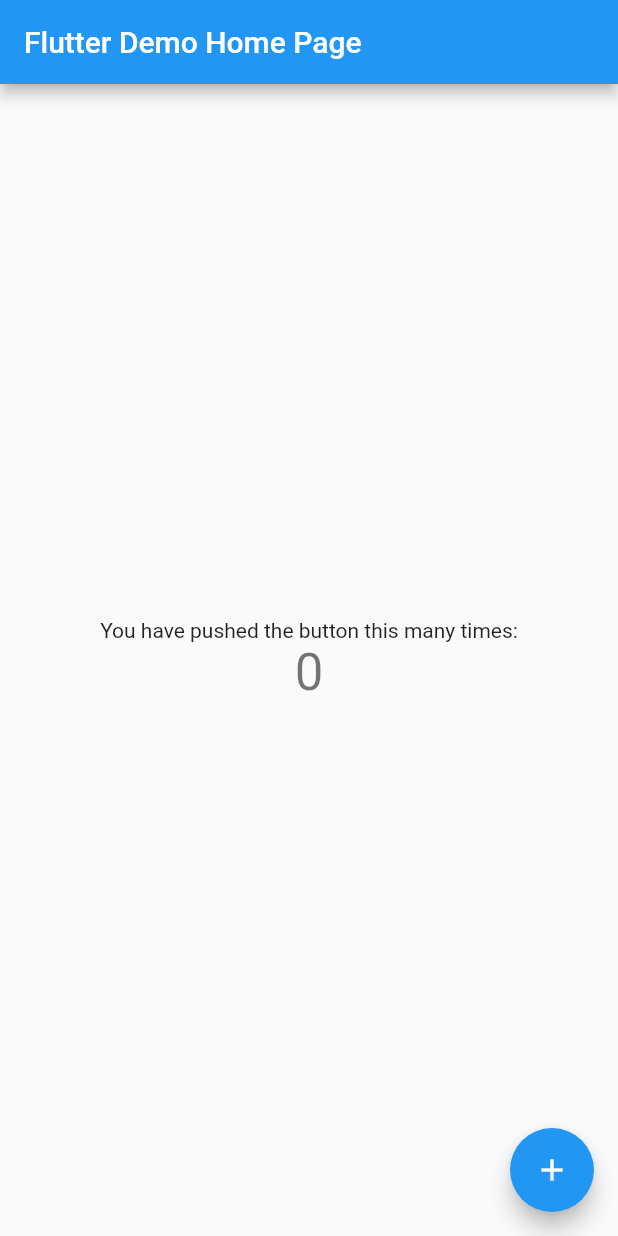
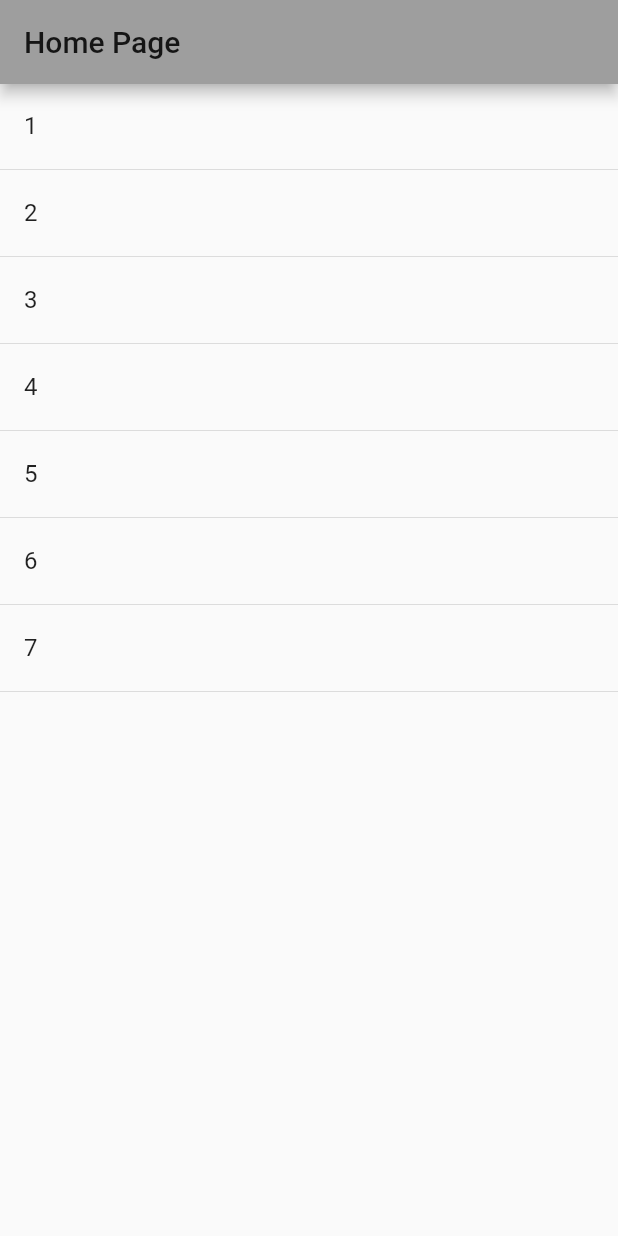
Before and after one commit to zhangvb/tttt_flutter, a Flutter app: the screen it shows after launch, on a phone screen of 412 x 824 dp. Run offline on Flutter 3.47's test engine with Material 2 defaults, Android fonts, the phone set to English and light mode, and no system bars.

Commit message:
test list

```diff
--- a/lib/main.dart
+++ b/lib/main.dart
@@ -1,109 +1,17 @@
 import 'package:flutter/material.dart';
+import 'package:tttt/screen/main_screen.dart';
 
-void main() => runApp(new MyApp());
+void main() => runApp(TTTTApp());
 
-class MyApp extends StatelessWidget {
-  // This widget is the root of your application.
+class TTTTApp extends StatelessWidget {
   @override
   Widget build(BuildContext context) {
-    return new MaterialApp(
-      title: 'Flutter Demo',
-      theme: new ThemeData(
-        // This is the theme of your application.
-        //
-        // Try running your application with "flutter run". You'll see the
-        // application has a blue toolbar. Then, without quitting the app, try
-        // changing the primarySwatch below to Colors.green and then invoke
-        // "hot reload" (press "r" in the console where you ran "flutter run",
-        // or press Run > Flutter Hot Reload in IntelliJ). Notice that the
-        // counter didn't reset back to zero; the application is not restarted.
-        primarySwatch: Colors.blue,
+    return MaterialApp(
+      title: 'TianTianTieTu',
+      theme: ThemeData(
+        primarySwatch: Colors.grey,
       ),
-      home: new MyHomePage(title: 'Flutter Demo Home Page'),
+      home: MainScreen(),
     );
   }
 }
-
-class MyHomePage extends StatefulWidget {
-  MyHomePage({Key key, this.title}) : super(key: key);
-
-  // This widget is the home page of your application. It is stateful, meaning
-  // that it has a State object (defined below) that contains fields that affect
-  // how it looks.
-
-  // This class is the configuration for the state. It holds the values (in this
-  // case the title) provided by the parent (in this case the App widget) and
-  // used by the build method of the State. Fields in a Widget subclass are
-  // always marked "final".
-
-  final String title;
-
-  @override
-  _MyHomePageState createState() => new _MyHomePageState();
-}
-
-class _MyHomePageState extends State<MyHomePage> {
-  int _counter = 0;
-
-  void _incrementCounter() {
-    setState(() {
-      // This call to setState tells the Flutter framework that something has
-      // changed in this State, which causes it to rerun the build method below
-      // so that the display can reflect the updated values. If we changed
-      // _counter without calling setState(), then the build method would not be
-      // called again, and so nothing would appear to happen.
-      _counter++;
-    });
-  }
-
-  @override
-  Widget build(BuildContext context) {
-    // This method is rerun every time setState is called, for instance as done
-    // by the _incrementCounter method above.
-    //
-    // The Flutter framework has been optimized to make rerunning build methods
-    // fast, so that you can just rebuild anything that needs updating rather
-    // than having to individually change instances of widgets.
-    return new Scaffold(
-      appBar: new AppBar(
-        // Here we take the value from the MyHomePage object that was created by
-        // the App.build method, and use it to set our appbar title.
-        title: new Text(widget.title),
-      ),
-      body: new Center(
-        // Center is a layout widget. It takes a single child and positions it
-        // in the middle of the parent.
-        child: new Column(
-          // Column is also layout widget. It takes a list of children and
-          // arranges them vertically. By default, it sizes itself to fit its
-          // children horizontally, and tries to be as tall as its parent.
-          //
-          // Invoke "debug paint" (press "p" in the console where you ran
-          // "flutter run", or select "Toggle Debug Paint" from the Flutter tool
-          // window in IntelliJ) to see the wireframe for each widget.
-          //
-          // Column has various properties to control how it sizes itself and
-          // how it positions its children. Here we use mainAxisAlignment to
-          // center the children vertically; the main axis here is the vertical
-          // axis because Columns are vertical (the cross axis would be
-          // horizontal).
-          mainAxisAlignment: MainAxisAlignment.center,
-          children: <Widget>[
-            new Text(
-              'You have pushed the button this many times:',
-            ),
-            new Text(
-              '$_counter',
-              style: Theme.of(context).textTheme.display1,
-            ),
-          ],
-        ),
-      ),
-      floatingActionButton: new FloatingActionButton(
-        onPressed: _incrementCounter,
-        tooltip: 'Increment',
-        child: new Icon(Icons.add),
-      ), // This trailing comma makes auto-formatting nicer for build methods.
-    );
-  }
-}
--- /dev/null
+++ b/lib/model/contents.dart
@@ -0,0 +1 @@
+class ImageContent {}
--- a/lib/screen/main_screen.dart
+++ b/lib/screen/main_screen.dart
@@ -0,0 +1,75 @@
+import 'dart:async';
+
+import 'package:flutter/material.dart';
+
+class MainScreen extends StatefulWidget {
+  @override
+  State<StatefulWidget> createState() => _MainScreenState();
+}
+
+class _MainScreenState extends State<MainScreen> {
+  ListView _listView;
+  final List<String> _listData = List<String>();
+
+  @override
+  Widget build(BuildContext context) {
+    var dataBuilder = StreamBuilder(
+      stream: _getData(),
+      builder: (BuildContext context, AsyncSnapshot<String> snapshot) {
+        if (snapshot.connectionState == ConnectionState.none ||
+            snapshot.connectionState == ConnectionState.waiting) {
+          return Text('Loading...');
+        } else if (snapshot.hasError) {
+          return Text('Error');
+        }
+        _listData.add(snapshot.data);// TODO WRONG! CREATE NEW EVERY TIME. CORRECT IT LATER
+        return createListViewIfNeeded(context, snapshot);
+      },
+    );
+
+    return new Scaffold(
+      appBar: new AppBar(
+        title: new Text("Home Page"),
+      ),
+      body: dataBuilder,
+    );
+  }
+
+  Stream<String> _getData() {
+    var maxCount = 1000;
+    StreamController<String> controller = StreamController<String>();
+    int counter = 0;
+
+    void tick(Timer timer) {
+      counter++;
+      controller.add('$counter');
+      if (maxCount != null && counter >= maxCount) {
+        timer.cancel();
+        controller.close();
+      }
+    }
+
+    Timer.periodic(Duration(seconds: 1), tick);
+    return controller.stream;
+  }
+
+  Widget createListViewIfNeeded(BuildContext context, AsyncSnapshot snapshot) {
+   return ListView.builder(
+        itemBuilder: (BuildContext context, int index) {
+          print('index $index');
+          if (index >= _listData.length) {
+            return null;
+          }
+          return new Column(
+            children: <Widget>[
+              new ListTile(
+                title: Text(_listData[index]),
+              ),
+              new Divider(
+                height: 2.0,
+              ),
+            ],
+          );
+        });
+  }
+}
```
Also changed, not shown: lib/model/comment.dart (deleted), lib/model/image_content.dart (deleted), 1 other file.
